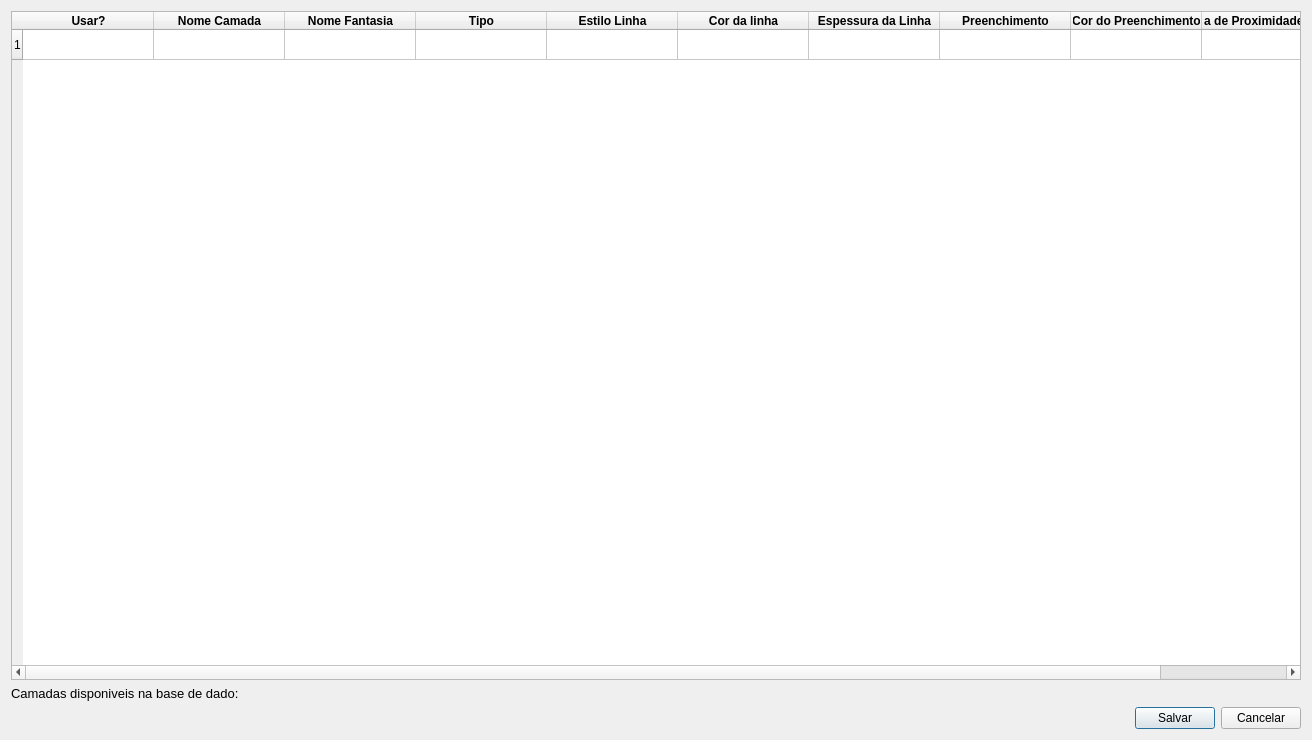
This is settings/config_layers.ui in spuhub/prisma as Qt 5 draws it before an edit. The edited form follows.
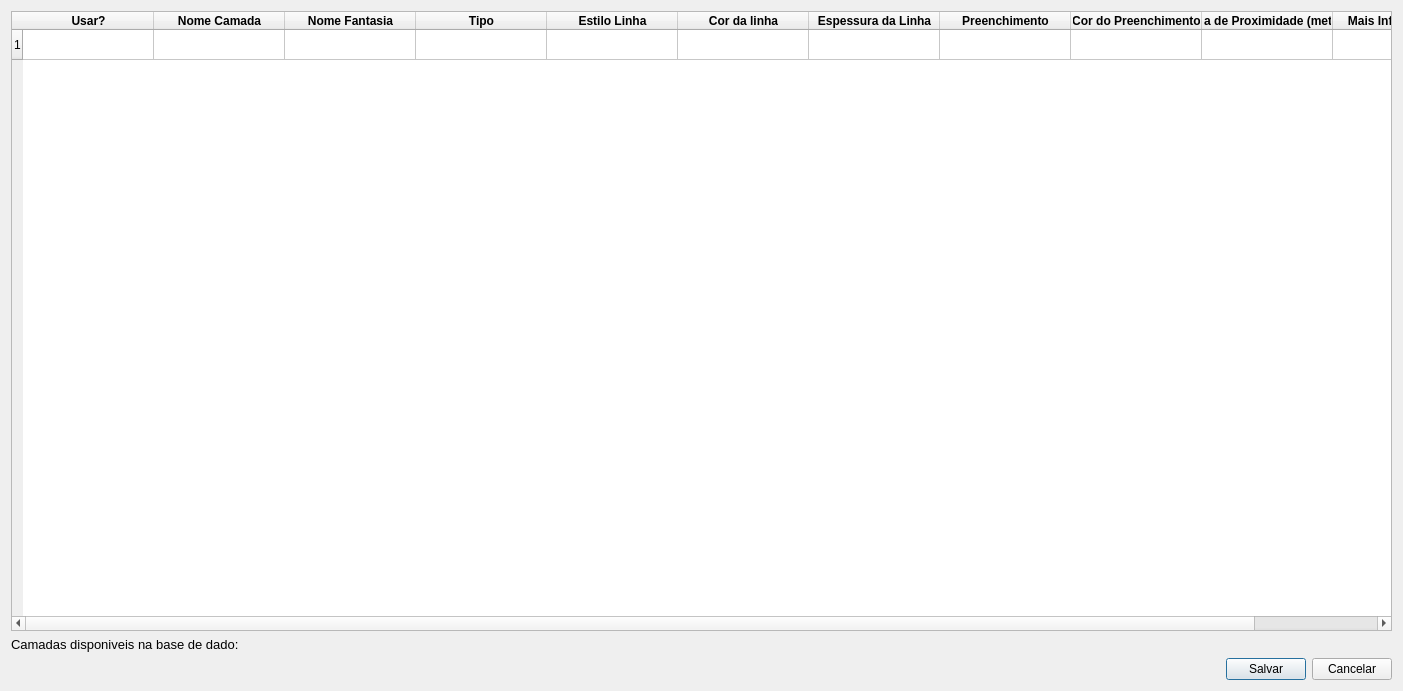
This is the edited form.

Commit message: correções da config

The edit to the form file:
```diff
--- a/settings/config_layers.ui
+++ b/settings/config_layers.ui
@@ -6,8 +6,8 @@
    <rect>
     <x>0</x>
     <y>0</y>
-    <width>1312</width>
-    <height>740</height>
+    <width>1403</width>
+    <height>691</height>
    </rect>
   </property>
   <property name="windowTitle">
@@ -161,6 +161,17 @@
        </font>
       </property>
      </column>
+     <column>
+      <property name="text">
+       <string>Mais Informações</string>
+      </property>
+      <property name="font">
+       <font>
+        <weight>75</weight>
+        <bold>true</bold>
+       </font>
+      </property>
+     </column>
     </widget>
    </item>
    <item>
```
The commit also changes 1 other file.
